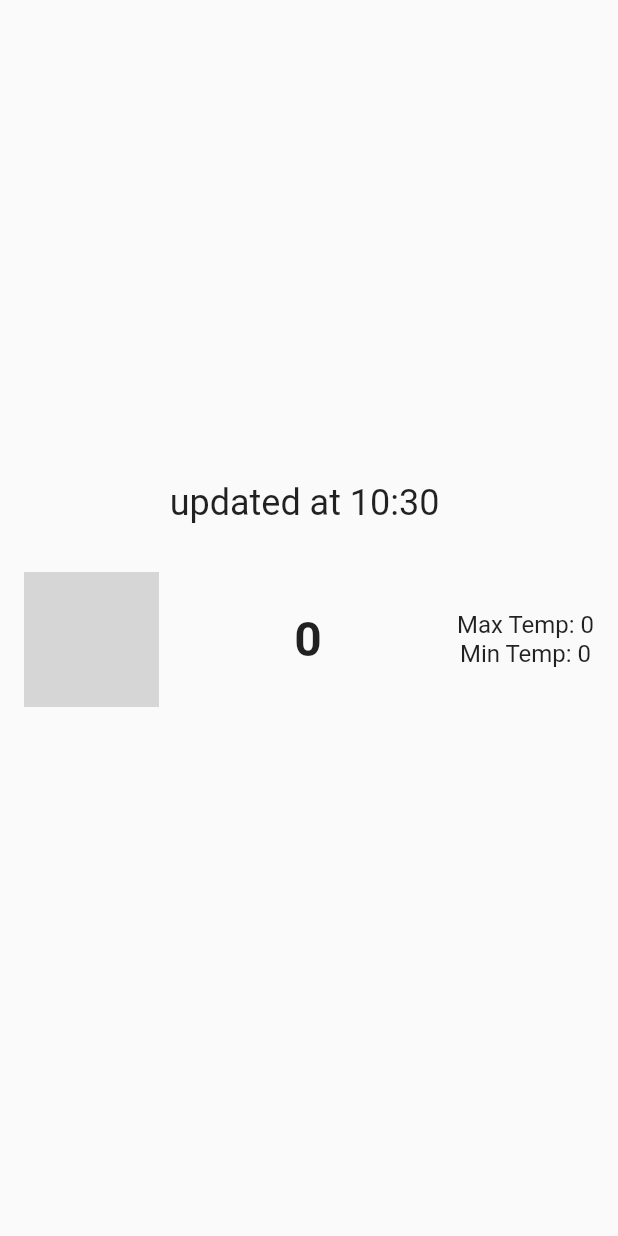
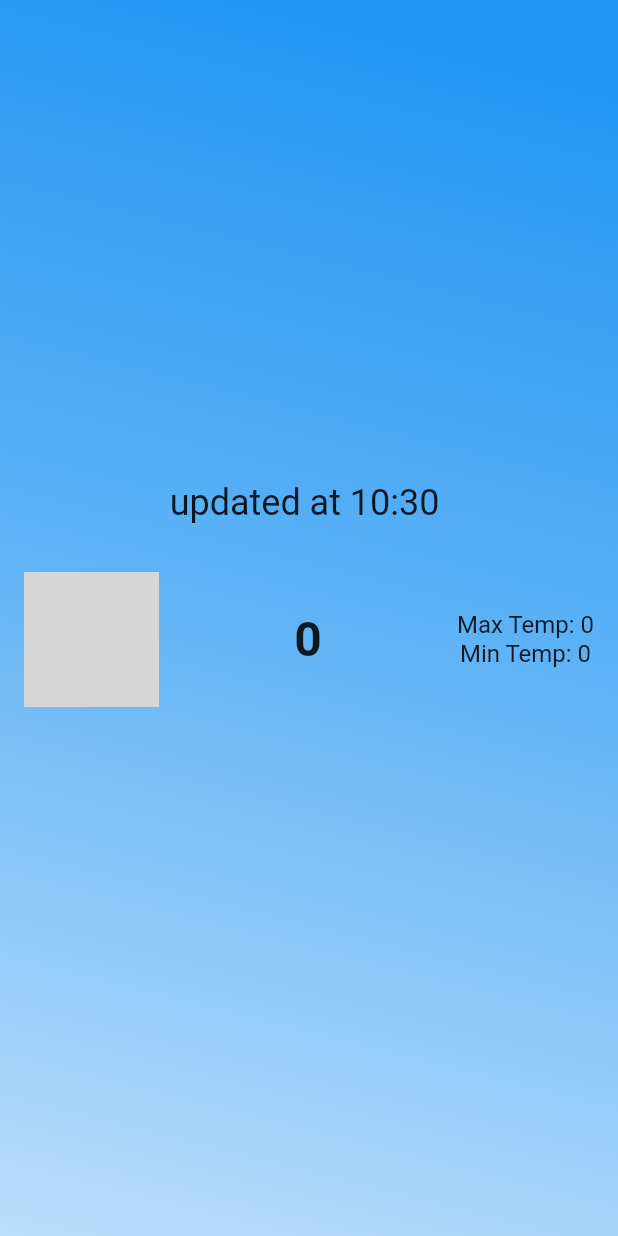
Before and after one commit to Mohamed123-r/weather_app, a Flutter app: the WeatherInfoBody widget shown alone on an empty page, opened directly with empty values, on a phone screen of 412 x 824 dp. Run offline on Flutter 3.47's test engine with Material 3 defaults, Android fonts, the phone set to English and light mode, and no system bars; our stand-ins replace dio, flutter_bloc; network calls fail; grey boxes are pictures that could not be loaded.

Commit message:
change background color

```diff
--- a/lib/widgets/weather_info_body.dart
+++ b/lib/widgets/weather_info_body.dart
@@ -1,4 +1,5 @@
 import 'package:flutter/material.dart';
+import 'package:weather_app/main.dart';
 import 'package:weather_app/models/weather_model.dart';
 
 class WeatherInfoBody extends StatelessWidget {
@@ -8,7 +9,19 @@ class WeatherInfoBody extends StatelessWidget {
 
   @override
   Widget build(BuildContext context) {
-    return Padding(
+    return Container(
+      decoration: BoxDecoration(
+        gradient: LinearGradient(
+          colors: [
+            getThemeColor(weatherModel.condition),
+            getThemeColor(weatherModel.condition)[300]!,
+            getThemeColor(weatherModel.condition)[100]!,
+          ],
+          begin: Alignment.topCenter,
+          end: Alignment.bottomLeft,
+        ),
+      ),
+      child: Padding(
         padding: const EdgeInsets.symmetric(horizontal: 16),
         child: Column(
           mainAxisAlignment: MainAxisAlignment.center,
@@ -74,6 +87,7 @@ class WeatherInfoBody extends StatelessWidget {
             ),
           ],
         ),
+      ),
     );
   }
 }
```
Lines whose indentation alone changed are shown as unchanged.
